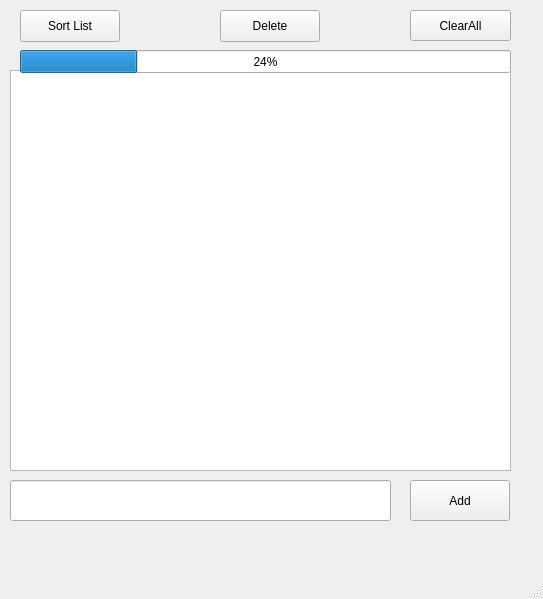
This is mainwindow.ui in lugonzalez126/ToDoList as Qt 5 draws it before an edit. The edited form follows.
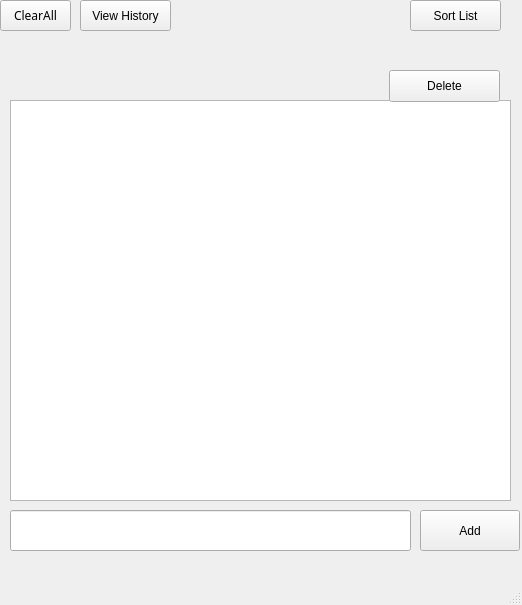
This is the edited form.

Commit message: added history window

```diff
--- a/mainwindow.ui
+++ b/mainwindow.ui
@@ -6,8 +6,8 @@
    <rect>
     <x>0</x>
     <y>0</y>
-    <width>543</width>
-    <height>599</height>
+    <width>522</width>
+    <height>605</height>
    </rect>
   </property>
   <property name="windowTitle">
@@ -18,7 +18,7 @@
     <property name="geometry">
      <rect>
       <x>10</x>
-      <y>70</y>
+      <y>100</y>
       <width>501</width>
       <height>401</height>
      </rect>
@@ -39,8 +39,8 @@
    <widget class="QPushButton" name="addButton">
     <property name="geometry">
      <rect>
-      <x>410</x>
-      <y>480</y>
+      <x>420</x>
+      <y>510</y>
       <width>100</width>
       <height>41</height>
      </rect>
@@ -52,12 +52,17 @@
    <widget class="QPushButton" name="clearButton_2">
     <property name="geometry">
      <rect>
-      <x>410</x>
-      <y>10</y>
-      <width>101</width>
+      <x>0</x>
+      <y>0</y>
+      <width>71</width>
       <height>31</height>
      </rect>
     </property>
+    <property name="font">
+     <font>
+      <family>Academy Engraved LET</family>
+     </font>
+    </property>
     <property name="cursor">
      <cursorShape>ForbiddenCursor</cursorShape>
     </property>
@@ -72,8 +77,8 @@
     <property name="geometry">
      <rect>
       <x>10</x>
-      <y>480</y>
-      <width>381</width>
+      <y>510</y>
+      <width>401</width>
       <height>41</height>
      </rect>
     </property>
@@ -81,35 +86,22 @@
    <widget class="QPushButton" name="SortButton">
     <property name="geometry">
      <rect>
-      <x>20</x>
-      <y>10</y>
-      <width>100</width>
-      <height>32</height>
+      <x>410</x>
+      <y>0</y>
+      <width>91</width>
+      <height>31</height>
      </rect>
     </property>
     <property name="text">
      <string>Sort List</string>
     </property>
    </widget>
-   <widget class="QProgressBar" name="progressBar">
-    <property name="geometry">
-     <rect>
-      <x>20</x>
-      <y>50</y>
-      <width>491</width>
-      <height>23</height>
-     </rect>
-    </property>
-    <property name="value">
-     <number>24</number>
-    </property>
-   </widget>
    <widget class="QPushButton" name="DeleteButton">
     <property name="geometry">
      <rect>
-      <x>220</x>
-      <y>10</y>
-      <width>100</width>
+      <x>389</x>
+      <y>70</y>
+      <width>111</width>
       <height>32</height>
      </rect>
     </property>
@@ -117,6 +109,19 @@
      <string>Delete</string>
     </property>
    </widget>
+   <widget class="QPushButton" name="historyButton">
+    <property name="geometry">
+     <rect>
+      <x>80</x>
+      <y>0</y>
+      <width>91</width>
+      <height>31</height>
+     </rect>
+    </property>
+    <property name="text">
+     <string>View History</string>
+    </property>
+   </widget>
   </widget>
   <widget class="QMenuBar" name="menubar">
    <property name="geometry">
```
Left out of the diff: 5 changed lines with no effect on the pictures.
